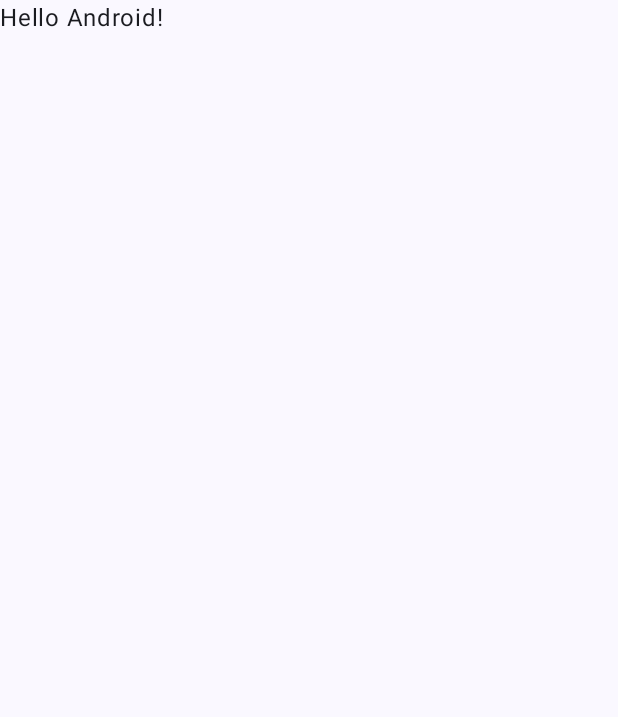
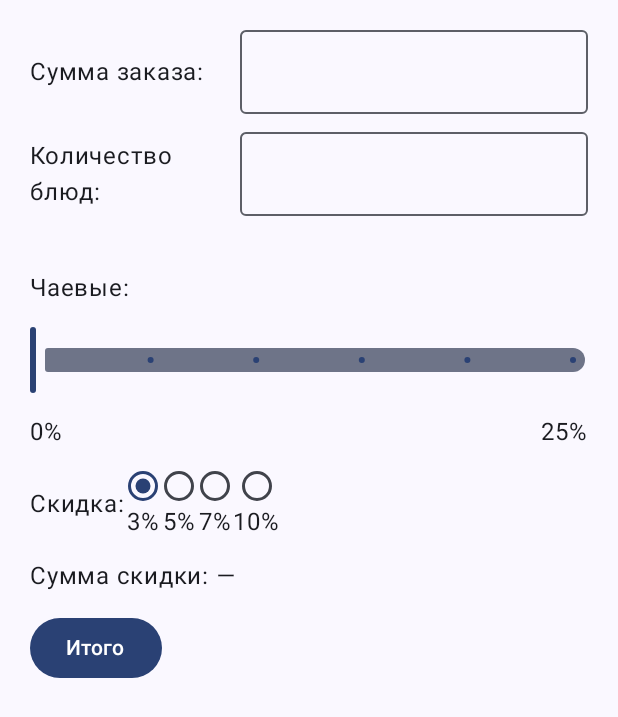
Before and after one commit to ZolotkoVal/TipCalc, an Android app built with Jetpack Compose: the screen it shows after launch (MainActivity), on a phone screen of 412 x 824 dp. Before the commit the part shown is almost empty. Shown: the top 717 px of the screen. Run offline under Robolectric (Android 15) with nearby library versions, the phone set to English and light mode, and no system bars.

Commit message:
Создание интерфейса калькулятора

```diff
--- a/app/src/main/java/com/example/tipcalc/MainActivity.kt
+++ b/app/src/main/java/com/example/tipcalc/MainActivity.kt
@@ -1,27 +1,30 @@
+
 package com.example.tipcalc
 
 import android.os.Bundle
 import androidx.activity.ComponentActivity
 import androidx.activity.compose.setContent
 import androidx.activity.enableEdgeToEdge
-import androidx.compose.foundation.layout.fillMaxSize
-import androidx.compose.foundation.layout.padding
-import androidx.compose.material3.Scaffold
-import androidx.compose.material3.Text
+import androidx.compose.foundation.layout.*
+import androidx.compose.material3.*
 import androidx.compose.runtime.Composable
+import androidx.compose.ui.Alignment
 import androidx.compose.ui.Modifier
 import androidx.compose.ui.tooling.preview.Preview
+import androidx.compose.ui.unit.dp
 import com.example.tipcalc.ui.theme.TipCalcTheme
 
 class MainActivity : ComponentActivity() {
     override fun onCreate(savedInstanceState: Bundle?) {
         super.onCreate(savedInstanceState)
         enableEdgeToEdge()
+
         setContent {
             TipCalcTheme {
-                Scaffold(modifier = Modifier.fillMaxSize()) { innerPadding ->
-                    Greeting(
-                        name = "Android",
+                Scaffold(
+                    modifier = Modifier.fillMaxSize()
+                ) { innerPadding ->
+                    TipCalcScreen(
                         modifier = Modifier.padding(innerPadding)
                     )
                 }
@@ -31,17 +34,96 @@ class MainActivity : ComponentActivity() {
 }
 
 @Composable
-fun Greeting(name: String, modifier: Modifier = Modifier) {
-    Text(
-        text = "Hello $name!",
+fun TipCalcScreen(modifier: Modifier = Modifier) {
+    Column(
         modifier = modifier
-    )
+            .fillMaxSize()
+            .padding(20.dp),
+        verticalArrangement = Arrangement.spacedBy(12.dp)
+    ) {
+        // Сумма заказа
+        Row(verticalAlignment = Alignment.CenterVertically) {
+            Text(
+                text = "Сумма заказа:",
+                modifier = Modifier.width(140.dp)
+            )
+            OutlinedTextField(
+                value = "",
+                onValueChange = {},
+                modifier = Modifier.weight(1f),
+                singleLine = true
+            )
+        }
+
+        // Количество блюд
+        Row(verticalAlignment = Alignment.CenterVertically) {
+            Text(
+                text = "Количество блюд:",
+                modifier = Modifier.width(140.dp)
+            )
+            OutlinedTextField(
+                value = "",
+                onValueChange = {},
+                modifier = Modifier.weight(1f),
+                singleLine = true
+            )
+        }
+
+        Spacer(modifier = Modifier.height(12.dp))
+
+        // Ползунок чаевых
+        Text(text = "Чаевые:")
+
+        Slider(
+            value = 0f,
+            onValueChange = {},
+            valueRange = 0f..25f,
+            steps = 4
+        )
+
+        Row(
+            modifier = Modifier.fillMaxWidth(),
+            horizontalArrangement = Arrangement.SpaceBetween
+        ) {
+            Text("0%")
+            Text("25%")
+        }
+
+        // Группа скидок
+        Row(
+            verticalAlignment = Alignment.CenterVertically
+        ) {
+            Text("Скидка:")
+
+            listOf(3, 5, 7, 10).forEach { percent ->
+                Column(
+                    horizontalAlignment = Alignment.CenterHorizontally
+                ) {
+                    RadioButton(
+                        selected = percent == 3,
+                        onClick = null
+                    )
+                    Text("$percent%")
+                }
+            }
+        }
+
+        // Результат
+        Text("Сумма скидки: —")
+
+        Button(onClick = {}) {
+            Text("Итого")
+        }
+    }
 }
 
-@Preview(showBackground = true)
+@Preview(
+    showBackground = true,
+    showSystemUi = true
+)
 @Composable
-fun GreetingPreview() {
+fun TipCalcPreview() {
     TipCalcTheme {
-        Greeting("Android")
+        TipCalcScreen()
     }
 }
```
